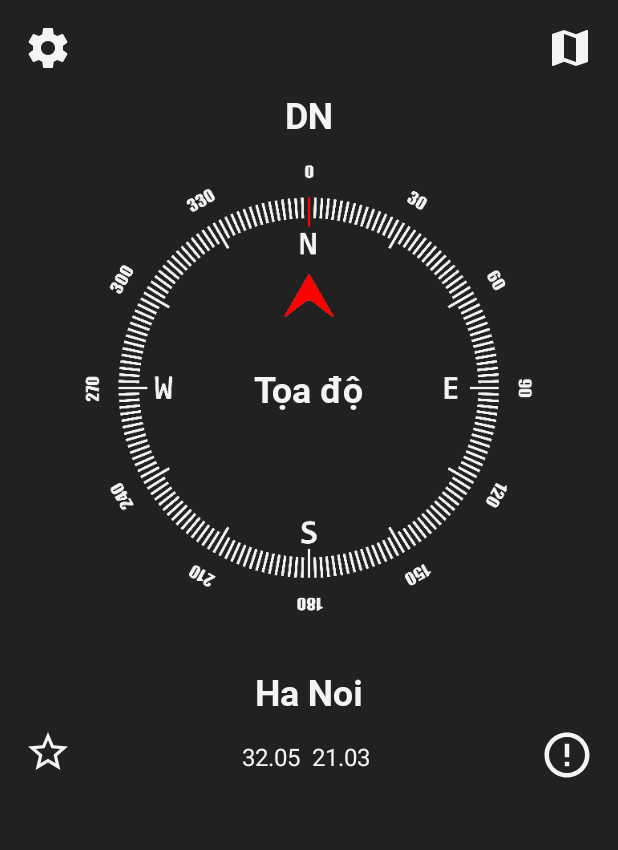
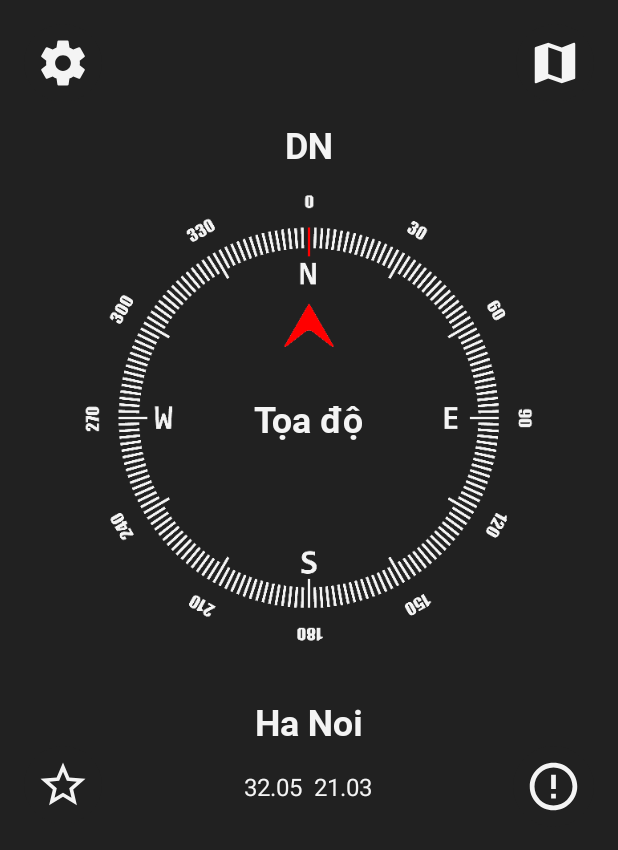
Before and after one commit to teamdz1122/SmartCompass, an Android app: the screen it shows after launch (CompassActivity), on a phone screen of 412 x 824 dp. Shown: the top 850 px of the screen. Run offline under Robolectric (Android 15) with nearby library versions, the phone set to English and light mode, and no system bars.

Commit message:
ripple for button and theme for dialog

```diff
--- a/app/build.gradle
+++ b/app/build.gradle
@@ -6,7 +6,7 @@ android {
 
     defaultConfig {
         applicationId "smartcompass.teamdz.com.smartcompass2018"
-        minSdkVersion 14
+        minSdkVersion 19
         targetSdkVersion 26
         versionCode 1
         versionName "1.0"
--- a/app/src/main/res/drawable/background_click_button.xml
+++ b/app/src/main/res/drawable/background_click_button.xml
@@ -1,11 +1,18 @@
 <?xml version="1.0" encoding="utf-8"?>
 <selector xmlns:android="http://schemas.android.com/apk/res/android">
-    <item
-        android:state_pressed="true"
-        android:drawable="@drawable/ripple_around_image"/>
-    <item
-        android:state_focused="true"
-        android:drawable="@drawable/ripple_around_image"/>
-    <item
-        android:drawable="@drawable/ic_star_gray"/>
+    <item android:state_pressed="true">
+        <shape android:shape="oval">
+            <solid android:color="#b1b1b1" />
+        </shape>
+    </item>
+    <item android:state_focused="true">
+        <shape android:shape="oval">
+            <solid android:color="#b1b1b1" />
+        </shape>
+    </item>
+    <item>
+        <shape android:shape="oval">
+            <solid android:color="@color/colorPrimaryDark" />
+        </shape>
+    </item>
 </selector>
--- a/app/src/main/res/drawable/ic_map.xml
+++ b/app/src/main/res/drawable/ic_map.xml
@@ -1,6 +1,6 @@
 <vector xmlns:android="http://schemas.android.com/apk/res/android"
-    android:width="32dp"
-    android:height="32dp"
+    android:width="36dp"
+    android:height="36dp"
     android:tint="#757575"
     android:viewportHeight="24.0"
     android:viewportWidth="24.0">
--- a/app/src/main/res/drawable/ic_settings_gray.xml
+++ b/app/src/main/res/drawable/ic_settings_gray.xml
@@ -1,6 +1,6 @@
 <vector xmlns:android="http://schemas.android.com/apk/res/android"
-    android:width="32dp"
-    android:height="32dp"
+    android:width="36dp"
+    android:height="36dp"
     android:tint="#757575"
     android:viewportHeight="24.0"
     android:viewportWidth="24.0">
--- a/app/src/main/res/drawable/ic_star_gray.xml
+++ b/app/src/main/res/drawable/ic_star_gray.xml
@@ -1,6 +1,6 @@
 <vector xmlns:android="http://schemas.android.com/apk/res/android"
-    android:width="32dp"
-    android:height="32dp"
+    android:width="36dp"
+    android:height="36dp"
     android:tint="#757575"
     android:viewportHeight="24.0"
     android:viewportWidth="24.0">
--- a/app/src/main/res/drawable/ic_warning_gray.xml
+++ b/app/src/main/res/drawable/ic_warning_gray.xml
@@ -1,6 +1,6 @@
 <vector xmlns:android="http://schemas.android.com/apk/res/android"
-    android:width="36dp"
-    android:height="36dp"
+    android:width="38dp"
+    android:height="38dp"
     android:tint="#757575"
     android:viewportHeight="24.0"
     android:viewportWidth="24.0">
--- a/app/src/main/res/layout/fragment_content_compass.xml
+++ b/app/src/main/res/layout/fragment_content_compass.xml
@@ -41,14 +41,15 @@
         app:layout_constraintStart_toStartOf="@+id/iv_compass"
         app:layout_constraintTop_toTopOf="@+id/iv_compass" />
 
-    <ImageView
+    <ImageButton
         android:id="@+id/iv_map"
         android:layout_width="wrap_content"
         android:layout_height="wrap_content"
         android:layout_marginEnd="16dp"
         android:layout_marginRight="16dp"
         android:layout_marginTop="16dp"
-        android:background="?android:attr/selectableItemBackgroundBorderless"
+        android:background="@drawable/background_click_button"
+        android:padding="8dp"
         android:tint="@color/colorPrimaryWhite"
         app:layout_constraintEnd_toEndOf="parent"
         app:layout_constraintHorizontal_bias="0.5"
@@ -56,7 +57,7 @@
         app:layout_constraintTop_toTopOf="parent"
         app:srcCompat="@drawable/ic_map" />
 
-    <ImageView
+    <ImageButton
         android:id="@+id/iv_settings"
         android:layout_width="wrap_content"
         android:layout_height="wrap_content"
@@ -65,7 +66,8 @@
         android:layout_marginRight="8dp"
         android:layout_marginStart="16dp"
         android:layout_marginTop="16dp"
-        android:background="?android:attr/selectableItemBackgroundBorderless"
+        android:background="@drawable/background_click_button"
+        android:padding="8dp"
         android:tint="@color/colorPrimaryWhite"
         app:layout_constraintEnd_toStartOf="@+id/iv_map"
         app:layout_constraintHorizontal_bias="0.5"
@@ -139,27 +141,25 @@
         app:layout_constraintStart_toStartOf="parent"
         app:layout_constraintTop_toBottomOf="@+id/iv_settings" />
 
-    <ImageView
+    <ImageButton
         android:id="@+id/iv_star_rate"
         android:layout_width="wrap_content"
         android:layout_height="wrap_content"
-        android:layout_marginLeft="16dp"
         android:layout_marginStart="16dp"
-        android:layout_marginTop="8dp"
-        android:background="?android:attr/selectableItemBackgroundBorderless"
+        android:background="@drawable/background_click_button"
+        android:padding="8dp"
         android:tint="@color/colorPrimaryWhite"
         app:layout_constraintStart_toStartOf="parent"
         app:layout_constraintTop_toBottomOf="@+id/tv_location_city"
         app:srcCompat="@drawable/ic_star_gray" />
 
-    <ImageView
+    <ImageButton
         android:id="@+id/iv_warning"
         android:layout_width="wrap_content"
         android:layout_height="wrap_content"
         android:layout_marginEnd="16dp"
-        android:layout_marginRight="16dp"
-        android:layout_marginTop="8dp"
-        android:background="?android:attr/selectableItemBackgroundBorderless"
+        android:background="@drawable/background_click_button"
+        android:padding="8dp"
         android:tint="@color/colorPrimaryWhite"
         app:layout_constraintEnd_toEndOf="parent"
         app:layout_constraintTop_toBottomOf="@+id/tv_location_city"
--- a/app/src/main/res/values/styles.xml
+++ b/app/src/main/res/values/styles.xml
@@ -6,6 +6,7 @@
         <item name="colorPrimary">@color/colorPrimary</item>
         <item name="colorPrimaryDark">@color/color_main_background</item>
         <item name="colorAccent">@color/colorAccent</item>
+        <item name="android:alertDialogTheme">@style/DialogTheme</item>
         <item name="android:windowBackground">@color/colorPrimaryDark</item>
     </style>
     <style name="ToolBarStyle" parent="Theme.AppCompat">
@@ -13,4 +14,8 @@
         <item name="android:textColorSecondary">@color/colorPrimaryWhite</item>
         <item name="actionMenuTextColor">@color/colorPrimaryWhite</item>
     </style>
+    <style name="DialogTheme" parent="Theme.AppCompat.Dialog.Alert">
+        <item name="android:textColor">@color/colorPrimaryWhite</item>
+        <item name="android:windowBackground">@color/colorPrimaryDark</item>
+    </style>
 </resources>
```
Also changed, not shown: app/src/main/AndroidManifest.xml (line endings or trailing spaces).
